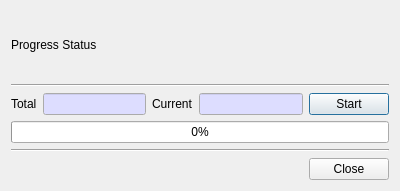
The window that CertMan/progress_dlg.ui (jykim74/CertMan) describes before a commit, drawn with Qt 5.
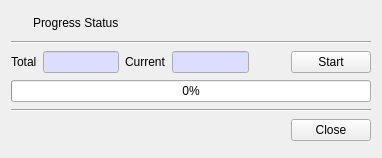
The same window after the commit. Icons and pictures are not drawn.

What changed in the file:
```diff
--- a/CertMan/progress_dlg.ui
+++ b/CertMan/progress_dlg.ui
@@ -6,24 +6,24 @@
    <rect>
     <x>0</x>
     <y>0</y>
-    <width>400</width>
-    <height>191</height>
+    <width>380</width>
+    <height>158</height>
    </rect>
   </property>
   <property name="windowTitle">
-   <string>Dialog</string>
+   <string>Progres Status Window</string>
   </property>
   <layout class="QVBoxLayout" name="verticalLayout">
    <item>
     <layout class="QGridLayout" name="gridLayout_4">
-     <item row="0" column="0">
+     <item row="0" column="1">
       <widget class="QLabel" name="mHeadLabel">
        <property name="text">
         <string>Progress Status</string>
        </property>
       </widget>
      </item>
-     <item row="0" column="1">
+     <item row="0" column="2">
       <spacer name="horizontalSpacer_2">
        <property name="orientation">
         <enum>Qt::Horizontal</enum>
@@ -36,6 +36,32 @@
        </property>
       </spacer>
      </item>
+     <item row="0" column="0">
+      <widget class="QPushButton" name="pushButton">
+       <property name="minimumSize">
+        <size>
+         <width>16</width>
+         <height>0</height>
+        </size>
+       </property>
+       <property name="maximumSize">
+        <size>
+         <width>16</width>
+         <height>16777215</height>
+        </size>
+       </property>
+       <property name="text">
+        <string/>
+       </property>
+       <property name="icon">
+        <iconset resource="certman.qrc">
+         <normaloff>:/images/progbar.png</normaloff>:/images/progbar.png</iconset>
+       </property>
+       <property name="flat">
+        <bool>true</bool>
+       </property>
+      </widget>
+     </item>
     </layout>
    </item>
    <item>
@@ -47,15 +73,14 @@
    </item>
    <item>
     <layout class="QGridLayout" name="gridLayout_3">
-     <item row="0" column="2">
-      <widget class="QLabel" name="label_2">
-       <property name="text">
-        <string>Current</string>
-       </property>
-      </widget>
-     </item>
      <item row="0" column="3">
       <widget class="QLineEdit" name="mCurrentText">
+       <property name="maximumSize">
+        <size>
+         <width>80</width>
+         <height>16777215</height>
+        </size>
+       </property>
        <property name="palette">
         <palette>
          <active>
@@ -88,8 +113,27 @@
        </property>
       </widget>
      </item>
+     <item row="0" column="2">
+      <widget class="QLabel" name="label_2">
+       <property name="minimumSize">
+        <size>
+         <width>0</width>
+         <height>0</height>
+        </size>
+       </property>
+       <property name="text">
+        <string>Current</string>
+       </property>
+      </widget>
+     </item>
      <item row="0" column="1">
       <widget class="QLineEdit" name="mTotalText">
+       <property name="maximumSize">
+        <size>
+         <width>80</width>
+         <height>16777215</height>
+        </size>
+       </property>
        <property name="palette">
         <palette>
          <active>
@@ -122,19 +166,38 @@
        </property>
       </widget>
      </item>
+     <item row="0" column="5">
+      <widget class="QPushButton" name="mStartBtn">
+       <property name="text">
+        <string>Start</string>
+       </property>
+      </widget>
+     </item>
      <item row="0" column="0">
       <widget class="QLabel" name="label">
+       <property name="minimumSize">
+        <size>
+         <width>0</width>
+         <height>0</height>
+        </size>
+       </property>
        <property name="text">
         <string>Total</string>
        </property>
       </widget>
      </item>
      <item row="0" column="4">
-      <widget class="QPushButton" name="mStartBtn">
-       <property name="text">
-        <string>Start</string>
+      <spacer name="horizontalSpacer_3">
+       <property name="orientation">
+        <enum>Qt::Horizontal</enum>
        </property>
-      </widget>
+       <property name="sizeHint" stdset="0">
+        <size>
+         <width>40</width>
+         <height>20</height>
+        </size>
+       </property>
+      </spacer>
      </item>
     </layout>
    </item>
@@ -142,6 +205,12 @@
     <layout class="QGridLayout" name="gridLayout">
      <item row="0" column="0">
       <widget class="QProgressBar" name="mProgBar">
+       <property name="minimumSize">
+        <size>
+         <width>360</width>
+         <height>0</height>
+        </size>
+       </property>
        <property name="value">
         <number>0</number>
        </property>
```
Left out of the diff: 4 changed lines with no effect on the pictures.
